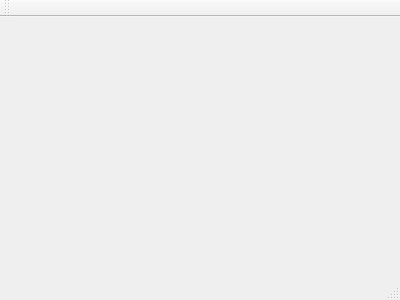
This is ManchesterUrgencySystem/mainwindow.ui in matheusmonte/ManchesterUrgencySystem as Qt 5 draws it before an edit. The edited form follows.
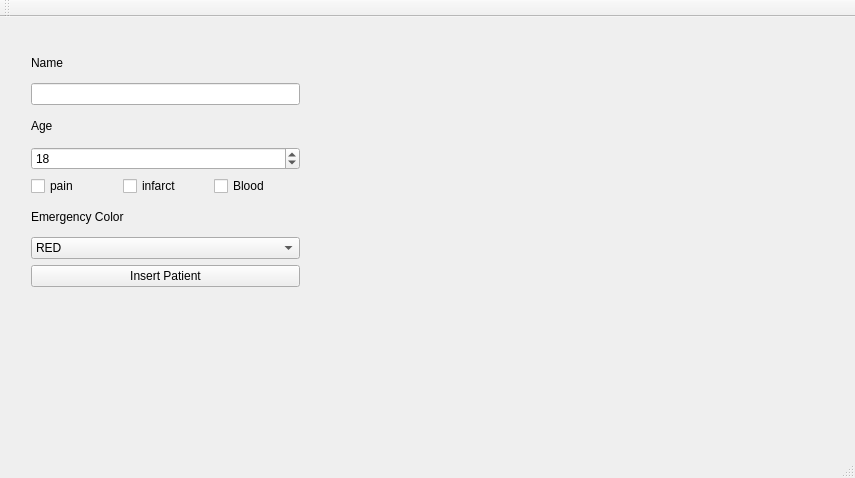
This is the edited form.

Commit message: Add UI and insert on the list

What changed in the file:
```diff
--- a/ManchesterUrgencySystem/mainwindow.ui
+++ b/ManchesterUrgencySystem/mainwindow.ui
@@ -1,24 +1,160 @@
 <ui version="4.0">
  <class>MainWindow</class>
- <widget class="QMainWindow" name="MainWindow" >
-  <property name="geometry" >
+ <widget class="QMainWindow" name="MainWindow">
+  <property name="geometry">
    <rect>
     <x>0</x>
     <y>0</y>
-    <width>400</width>
-    <height>300</height>
+    <width>855</width>
+    <height>478</height>
    </rect>
   </property>
   <property name="windowTitle" >
    <string>MainWindow</string>
   </property>
-  <widget class="QMenuBar" name="menuBar" />
-  <widget class="QToolBar" name="mainToolBar" />
-  <widget class="QWidget" name="centralWidget" />
-  <widget class="QStatusBar" name="statusBar" />
+  <widget class="QWidget" name="centralWidget">
+   <widget class="QWidget" name="verticalLayoutWidget">
+    <property name="geometry">
+     <rect>
+      <x>20</x>
+      <y>20</y>
+      <width>291</width>
+      <height>261</height>
+     </rect>
+    </property>
+    <layout class="QVBoxLayout" name="verticalLayout">
+     <item>
+      <widget class="QLabel" name="label">
+       <property name="text">
+        <string>Name</string>
+       </property>
+      </widget>
+     </item>
+     <item>
+      <widget class="QLineEdit" name="PatientName"/>
+     </item>
+     <item>
+      <widget class="QLabel" name="label_2">
+       <property name="text">
+        <string>Age</string>
+       </property>
+      </widget>
+     </item>
+     <item>
+      <widget class="QSpinBox" name="AgePatient">
+       <property name="value">
+        <number>18</number>
+       </property>
+      </widget>
+     </item>
+     <item>
+      <layout class="QHBoxLayout" name="horizontalLayout">
+       <item>
+        <widget class="QCheckBox" name="pain">
+         <property name="text">
+          <string>pain</string>
+         </property>
+        </widget>
+       </item>
+       <item>
+        <widget class="QCheckBox" name="heart">
+         <property name="text">
+          <string>infarct</string>
+         </property>
+        </widget>
+       </item>
+       <item>
+        <widget class="QCheckBox" name="Sangrando">
+         <property name="text">
+          <string>Blood</string>
+         </property>
+        </widget>
+       </item>
+      </layout>
+     </item>
+     <item>
+      <widget class="QLabel" name="label_3">
+       <property name="text">
+        <string>Emergency Color</string>
+       </property>
+      </widget>
+     </item>
+     <item>
+      <widget class="QComboBox" name="emergencyColor">
+       <property name="editable">
+        <bool>false</bool>
+       </property>
+       <property name="maxVisibleItems">
+        <number>10</number>
+       </property>
+       <property name="insertPolicy">
+        <enum>QComboBox::InsertAtCurrent</enum>
+       </property>
+       <item>
+        <property name="text">
+         <string>RED</string>
+        </property>
+       </item>
+       <item>
+        <property name="text">
+         <string>ORANGE</string>
+        </property>
+       </item>
+       <item>
+        <property name="text">
+         <string>YELLOW</string>
+        </property>
+       </item>
+       <item>
+        <property name="text">
+         <string>GREEN</string>
+        </property>
+       </item>
+       <item>
+        <property name="text">
+         <string>BLUE</string>
+        </property>
+       </item>
+       <item>
+        <property name="text">
+         <string>WHITE</string>
+        </property>
+       </item>
+      </widget>
+     </item>
+     <item>
+      <widget class="QPushButton" name="pushButton">
+       <property name="text">
+        <string>Insert Patient</string>
+       </property>
+      </widget>
+     </item>
+    </layout>
+   </widget>
+   <zorder>verticalLayoutWidget</zorder>
+   <zorder>label</zorder>
+  </widget>
+  <widget class="QMenuBar" name="menuBar">
+   <property name="geometry">
+    <rect>
+     <x>0</x>
+     <y>0</y>
+     <width>855</width>
+     <height>21</height>
+    </rect>
+   </property>
+  </widget>
+  <widget class="QToolBar" name="mainToolBar">
+   <attribute name="toolBarArea">
+    <enum>TopToolBarArea</enum>
+   </attribute>
+   <attribute name="toolBarBreak">
+    <bool>false</bool>
+   </attribute>
+  </widget>
+  <widget class="QStatusBar" name="statusBar"/>
  </widget>
- <layoutDefault spacing="6" margin="11" />
- <pixmapfunction></pixmapfunction>
+ <layoutdefault spacing="6" margin="11"/>
  <resources/>
  <connections/>
 </ui>
```
Left out of the diff: 3 changed lines with no effect on the pictures. The commit also changes 6 other files.
